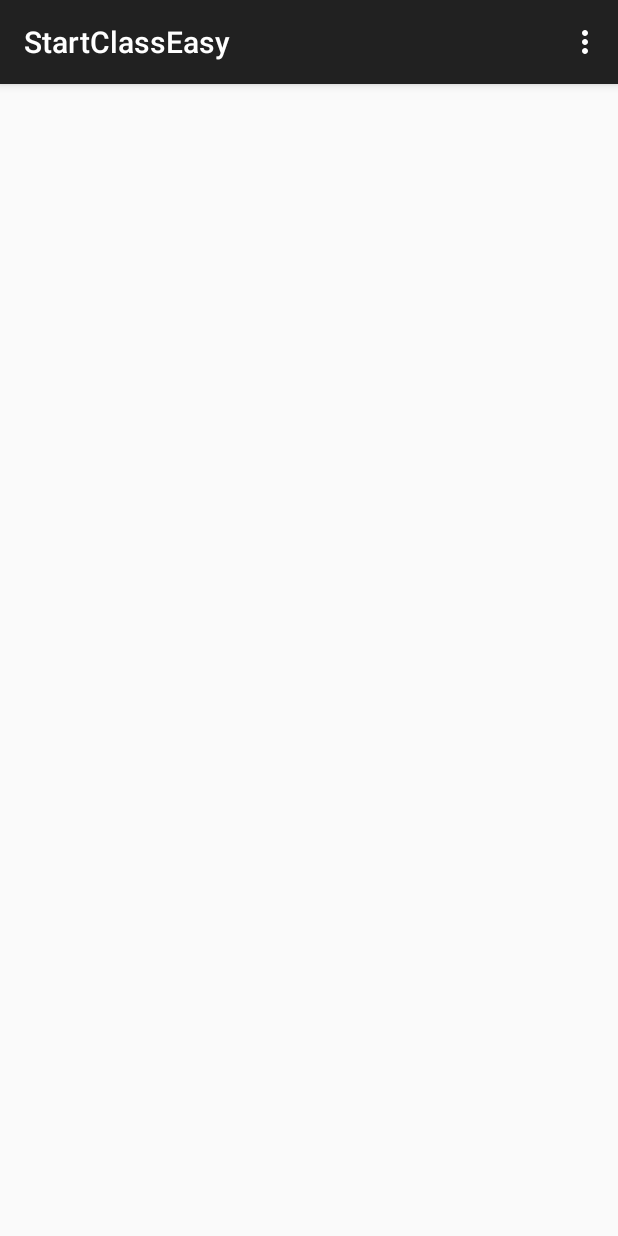
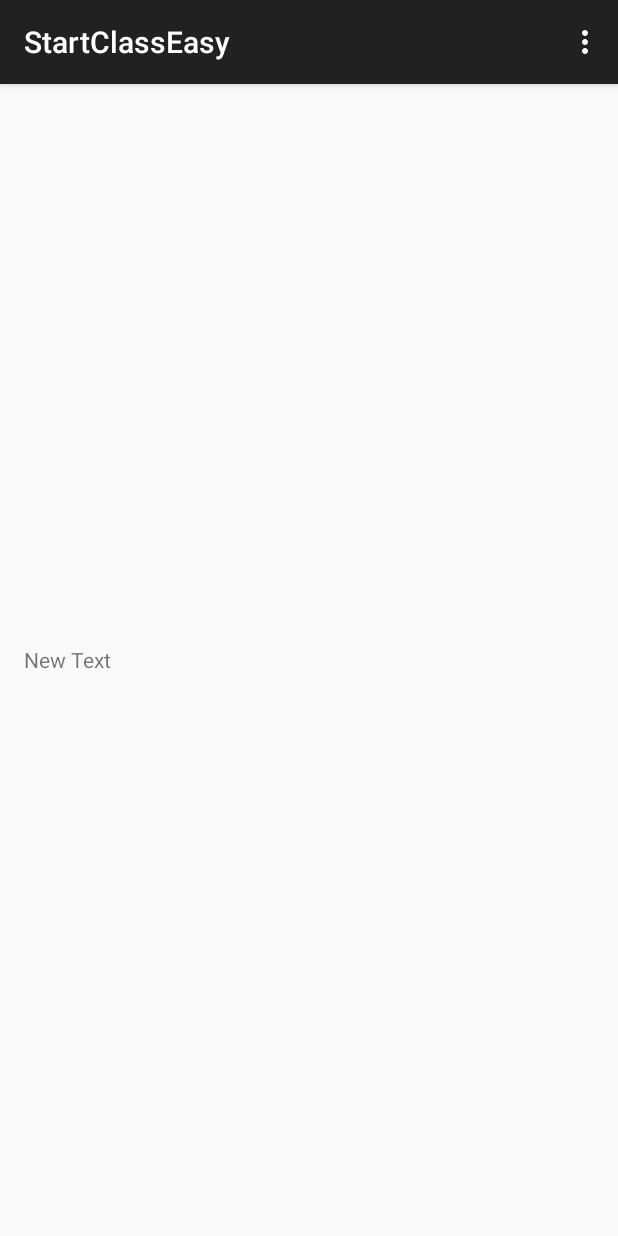
Before and after one commit to nightkid8885/StartClassEasy, an Android app: the screen it shows after launch (MainActivity), on a phone screen of 412 x 824 dp. Run offline under Robolectric (Android 15) with nearby library versions, the phone set to English and light mode, and no system bars.

Commit message:
second commit

```diff
--- a/app/src/main/res/layout/activity_main.xml
+++ b/app/src/main/res/layout/activity_main.xml
@@ -8,4 +8,12 @@
     android:paddingBottom="@dimen/activity_vertical_margin" tools:context=".MainActivity">
 
 
+    <TextView
+        android:layout_width="wrap_content"
+        android:layout_height="wrap_content"
+        android:text="New Text"
+        android:id="@+id/textView"
+        android:layout_centerVertical="true"
+        android:layout_alignParentLeft="true"
+        android:layout_alignParentStart="true" />
 </RelativeLayout>
```
